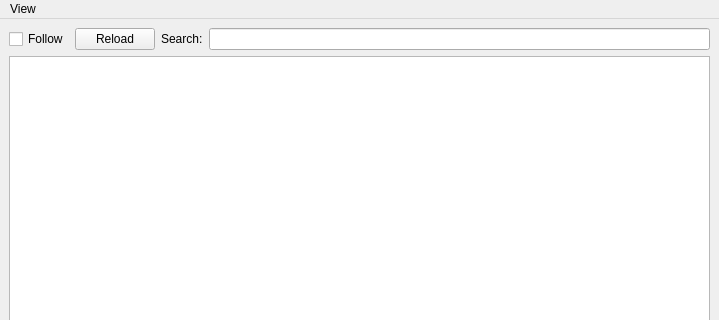
Qt form qtail_ui.ui (kg4ydw/noacli) before a commit; both pictures show x 0 to 719 and y 0 to 320 of the 719 by 507 pixel window.
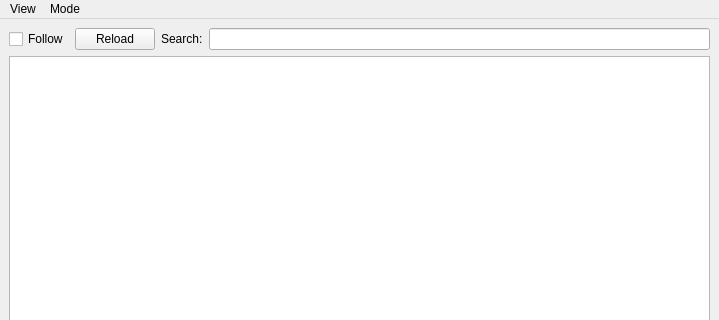
The same form after that commit. Custom widgets are drawn as their Qt base class.

Commit message:
version 0.9.9 add qtail watch mode
also fix bug in font setting

The edit to the form file:
```diff
--- a/qtail_ui.ui
+++ b/qtail_ui.ui
@@ -98,7 +98,15 @@
     <addaction name="actionWrap_lines"/>
     <addaction name="actionFont"/>
    </widget>
+   <widget class="QMenu" name="menuMode">
+    <property name="title">
+     <string>Mode</string>
+    </property>
+    <addaction name="actionWatch"/>
+    <addaction name="actionAutorefresh"/>
+   </widget>
    <addaction name="menuView"/>
+   <addaction name="menuMode"/>
   </widget>
   <widget class="QStatusBar" name="statusbar"/>
   <action name="actionAdjust">
```
Left out of the diff: 50 changed lines with no effect on the pictures. The commit also changes 7 other files.
